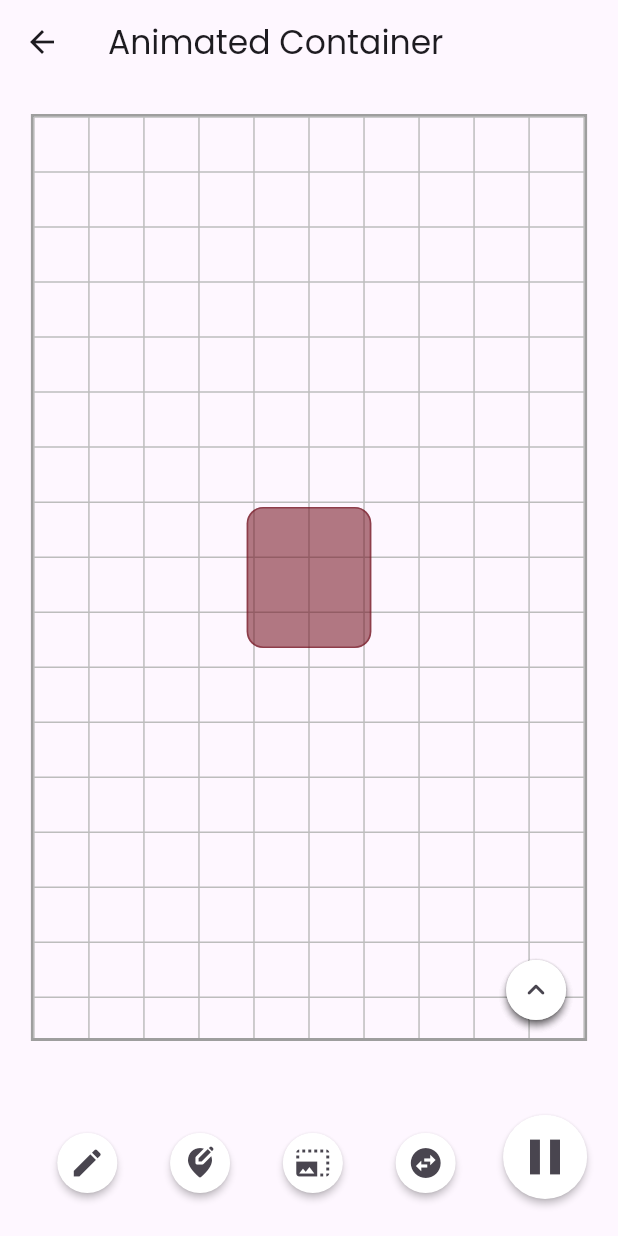
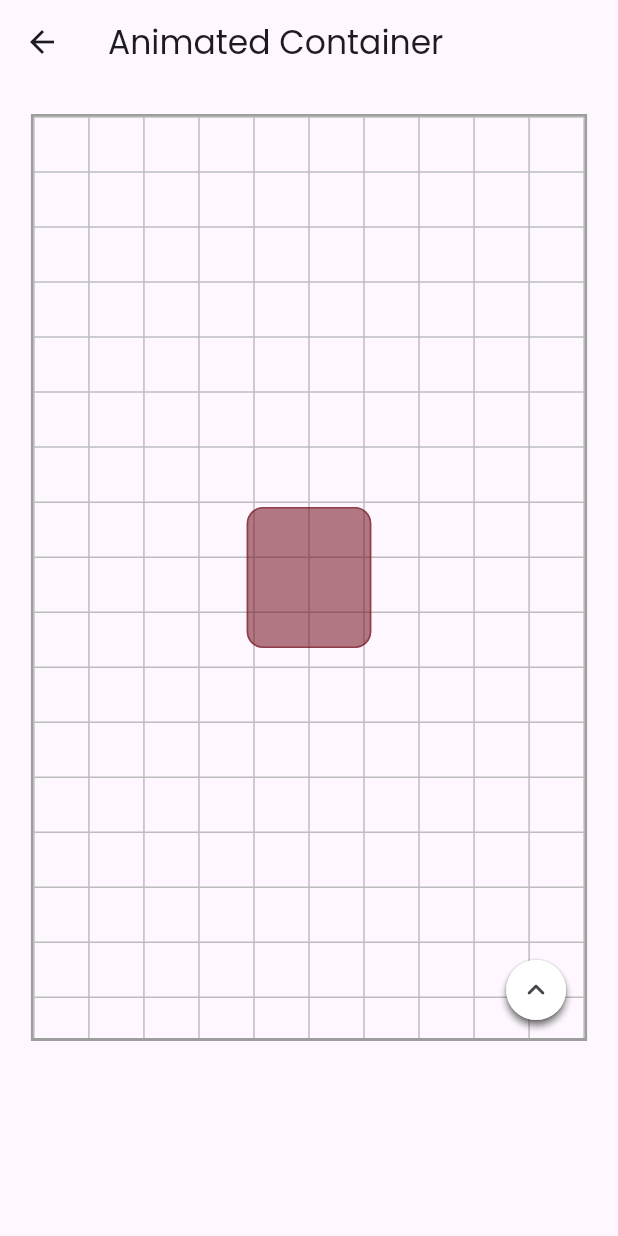
Before and after one commit to bhawesh2002/animotion_gallery, a Flutter app: the AniContainerPage screen opened directly, on a phone screen of 412 x 824 dp. Run offline on Flutter 3.47's test engine with Material 3 defaults, Android fonts, the phone set to English and light mode, and no system bars; our stand-ins replace google_fonts.

Commit message:
Refactor AniContainerPage to remove unused code and align option buttons

```diff
--- a/lib/implicit animations/ani_container.dart
+++ b/lib/implicit animations/ani_container.dart
@@ -2,7 +2,6 @@ import 'dart:math';
 
 import 'package:animotion_gallery/widgets/edit_bottom_sheet.dart';
 import 'package:animotion_gallery/widgets/option_icon_button.dart';
-import 'package:animotion_gallery/widgets/play_button.dart';
 import 'package:animotion_gallery/widgets/playground/palyground.dart';
 import 'package:flutter/material.dart';
 
@@ -59,37 +58,6 @@ class AniContainerPage extends StatelessWidget {
                 ),
               ),
             ),
-            Align(
-              alignment: Alignment.bottomLeft,
-              child: Padding(
-                padding: EdgeInsets.symmetric(
-                  horizontal: MediaQuery.of(context).size.width * 0.05,
-                  vertical: MediaQuery.of(context).size.height * 0.03,
-                ),
-                child: SizedBox(
-                  width: MediaQuery.of(context).size.width * 0.73,
-                  child: Row(
-                    mainAxisAlignment: MainAxisAlignment.spaceAround,
-                    children: List.generate(
-                      optionButtonList.length,
-                      (index) {
-                        return optionButtonList[index];
-                      },
-                    ),
-                  ),
-                ),
-              ),
-            ),
-            Align(
-              alignment: Alignment.bottomRight,
-              child: Padding(
-                padding: EdgeInsets.symmetric(
-                  horizontal: MediaQuery.of(context).size.width * 0.05,
-                  vertical: MediaQuery.of(context).size.height * 0.03,
-                ),
-                child: PlayButton(action: () {}),
-              ),
-            )
           ],
         ),
       ),
```
